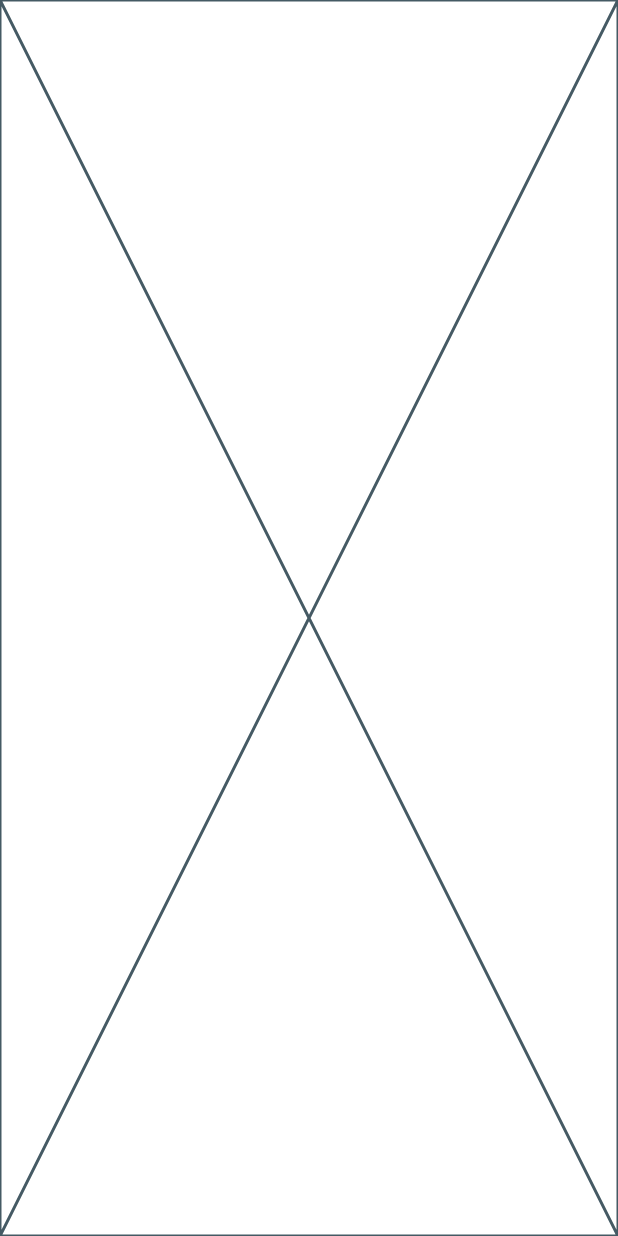
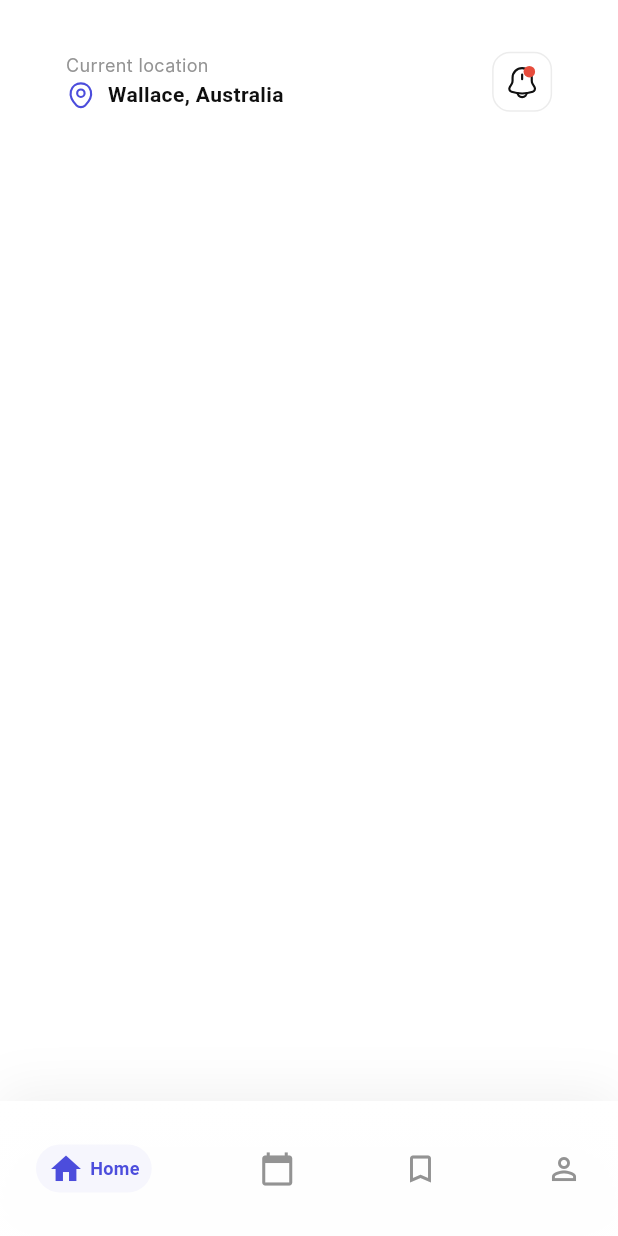
Before and after one commit to bougdar/test-quiz, a Flutter app: the screen it shows after launch, after a tap on "Go to Home Page", on a phone screen of 412 x 824 dp. Run offline on Flutter 3.47's test engine with Material 3 defaults, Android fonts, the phone set to English and light mode, and no system bars; our stand-ins replace flutter_svg, get; Roboto replaces fonts that are missing (Inter, Plus Jakarta Sans).

Commit message:
add Location home page

```diff
--- a/flutter_app/lib/view/pages/home.dart
+++ b/flutter_app/lib/view/pages/home.dart
@@ -1,10 +1,142 @@
 import 'package:flutter/material.dart';
+import '../widget/bottom_bar.dart';
+import 'package:flutter_svg/flutter_svg.dart';
 
 class HomePage extends StatelessWidget {
   const HomePage({super.key});
 
   @override
   Widget build(BuildContext context) {
-    return const Placeholder();
+    return Scaffold(
+      backgroundColor: const Color.fromARGB(255, 255, 255, 255),
+      body: SafeArea(
+        top: true,
+        child: SingleChildScrollView(
+          child: Column(
+            children: [
+              SizedBox(height: 31),
+              Location(),
+
+            ],
+          ),
+        ),
+      ),
+      bottomNavigationBar: BottomBar(),
+    );
   }
 }
+
+class Location extends StatelessWidget {
+  const Location({super.key});
+
+  @override
+  Widget build(BuildContext context) {
+    return Center(
+      child: Column(
+        children: [
+          Container(
+            width: double.infinity,
+            height: 47,
+            child: Center(
+              child: Row(
+                mainAxisSize: MainAxisSize.min,
+                mainAxisAlignment: MainAxisAlignment.center,
+                crossAxisAlignment: CrossAxisAlignment.center,
+                children: [
+                  Column(
+                    mainAxisSize: MainAxisSize.min,
+                    mainAxisAlignment: MainAxisAlignment.start,
+                    crossAxisAlignment: CrossAxisAlignment.start,
+                    children: [
+                      Text(
+                        'Current location',
+                        style: TextStyle(
+                          color: const Color(0xFF939393),
+                          fontSize: 12,
+                          fontFamily: 'Inter',
+                          fontWeight: FontWeight.w400,
+                          height: 1.50,
+                        ),
+                      ),
+                      Row(
+                        mainAxisSize: MainAxisSize.min,
+                        children: [
+                          Container(
+                            child: Stack(
+                              children: [
+                                SvgPicture.asset(
+                                  'assets/icons/Icon (2).svg',
+                                  width: 20,
+                                  height: 20,
+                                ),
+                              ],
+                            ),
+                          ),
+                          SizedBox(width: 8),
+                          Text(
+                            'Wallace, Australia',
+                            style: TextStyle(
+                              color: const Color(0xFF0F0F0F),
+                              fontSize: 14,
+                              fontFamily: 'Plus Jakarta Sans',
+                              fontWeight: FontWeight.w600,
+                              height: 1.50,
+                            ),
+                          ),
+                        ],
+                      ),
+                    ],
+                  ),
+                  SizedBox(width: 139), // spacing between location and icon
+                  Container(
+                    width: 40,
+                    height: 40,
+                    clipBehavior: Clip.antiAlias,
+                    decoration: ShapeDecoration(
+                      shape: RoundedRectangleBorder(
+                        side: BorderSide(
+                            width: 1, color: const Color(0xFFECECEC)),
+                        borderRadius: BorderRadius.circular(12),
+                      ),
+                    ),
+                    child: Stack(
+                      children: [
+                        Positioned(
+                          left: 7,
+                          top: 7,
+                          child: Container(
+                            width: 24,
+                            height: 24,
+                            child: Stack(
+                              children: [
+                                Positioned(
+                                  child: Container(
+                                    width: 24,
+                                    height: 24,
+                                    child: Stack(
+                                      children: [
+                                        SvgPicture.asset(
+                                          'assets/icons/notification.svg',
+                                          width: 24,
+                                          height: 24,
+                                        ),
+                                      ],
+                                    ),
+                                  ),
+                                ),
+                              ],
+                            ),
+                          ),
+                        ),
+                      ],
+                    ),
+                  ),
+                ],
+              ),
+            ),
+          )
+        ],
+      ),
+    );
+  }
+}
```
